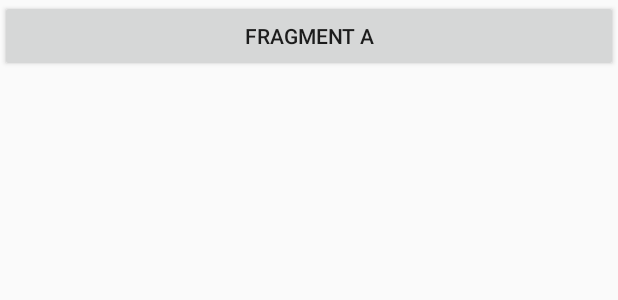
After one commit to imsardine/learning, an Android app: the layout fragment_a.xml on its own in the app's theme, with its tools: preview values and no code run, on a phone screen of 412 x 824 dp. The commit adds this screen. Shown: the top 300 px of the screen. Run offline under Robolectric (Android 15) with nearby library versions, the phone set to English and light mode, and no system bars.

Commit message:
[android] Fragments via fragment element

```diff
--- a/android/usage/app/build.gradle
+++ b/android/usage/app/build.gradle
@@ -34,7 +34,6 @@ dependencies {
     compile fileTree(dir: 'libs', include: ['*.jar'])
     compile project (':androidlib')
     compile "com.android.support:appcompat-v7:${SUPPORT_LIBRARY_VERSION}"
-    compile 'com.android.support.constraint:constraint-layout:1.0.2'
     compile 'com.android.support:recyclerview-v7:25.3.0'
 
     androidTestCompile('com.android.support.test.espresso:espresso-core:2.2.2', {
--- /dev/null
+++ b/android/usage/app/src/main/res/layout/fragment_a.xml
@@ -0,0 +1,11 @@
+<?xml version="1.0" encoding="utf-8"?>
+<LinearLayout xmlns:android="http://schemas.android.com/apk/res/android"
+              android:id="@+id/fragment_root"
+              android:orientation="vertical"
+              android:layout_width="match_parent"
+              android:layout_height="match_parent">
+    <Button
+        android:layout_width="match_parent"
+        android:layout_height="wrap_content"
+        android:text="Fragment A" />
+</LinearLayout>
```
Also changed, not shown: android/usage/app/src/main/AndroidManifest.xml (+6 -4 lines), android/usage/app/src/main/java/com/example/usage/fragment/FragmentA.java (added, +20 -0 lines), android/usage/app/src/main/java/com/example/usage/fragment/FragmentViaLayoutElementActivity.java (added, +15 -0 lines), android/usage/app/src/main/res/layout/activity_fragment_via_layout_element.xml (added, +13 -0 lines), android/usage/app/src/main/res/layout/activity_main.xml (+5 -15 lines), 3 other files.
